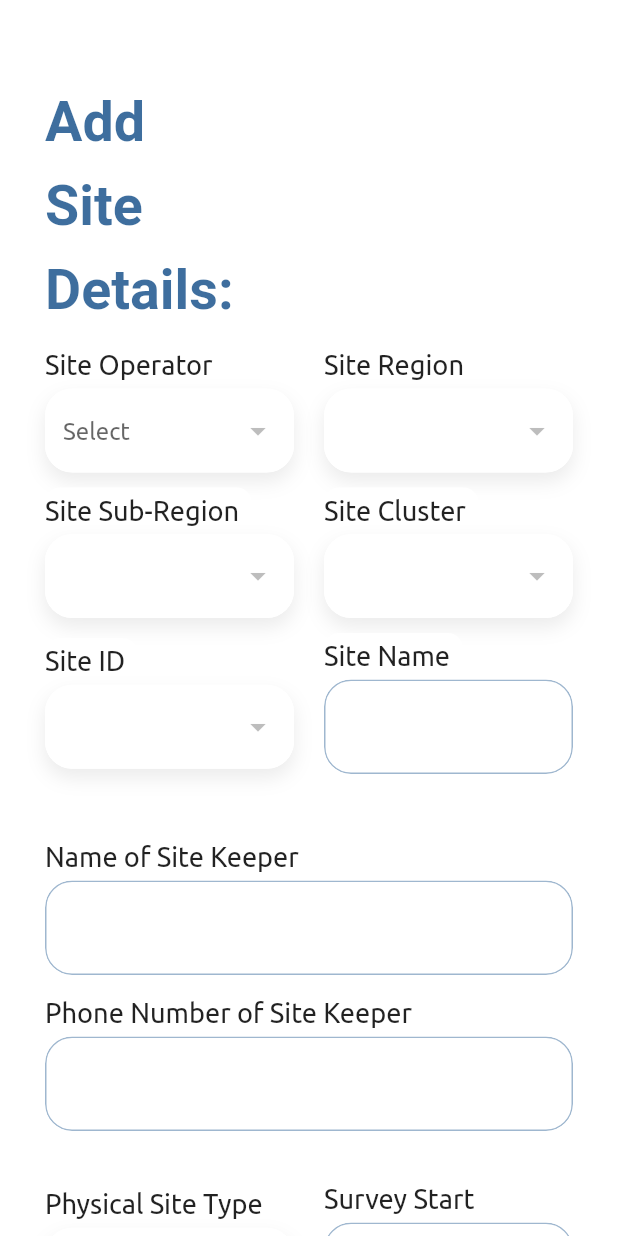
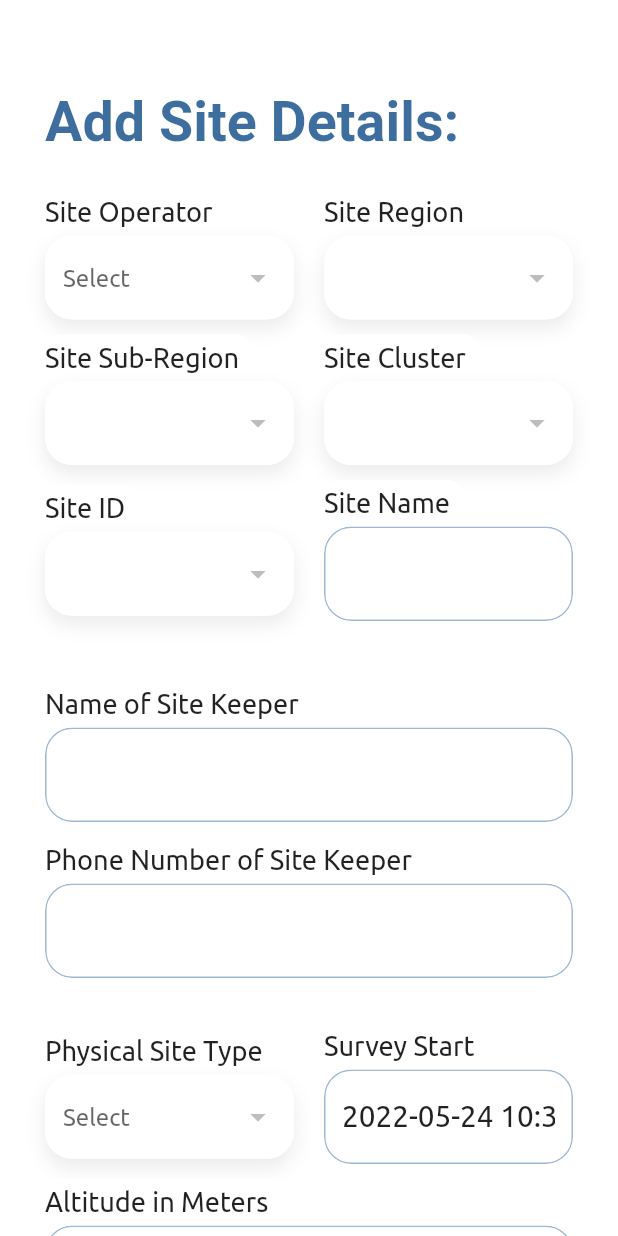
Before and after one commit to tauqeerkhattak/site_audit, a Flutter app: the screen it shows after launch, swiped to page 3, on a phone screen of 412 x 824 dp. Run offline on Flutter 3.47's test engine with Material 2 defaults, Android fonts, the phone set to English and light mode, and no system bars; our stand-ins replace connectivity_plus, equatable, get, get_storage, image_picker, location and 1 more; missing offline and left inert: encrypt; network calls fail; Roboto replaces fonts that are missing (NanumMyeongjo); project files that could hold a hidden picture were left out.

Commit message:
create altitude meters field & set page title in one line..

```diff
--- a/lib/controllers/auth_controller.dart
+++ b/lib/controllers/auth_controller.dart
@@ -45,6 +45,7 @@ class AuthController extends GetxController {
   TextEditingController siteKeeper = TextEditingController();
   TextEditingController siteKeeperPhone = TextEditingController();
   TextEditingController surveyStart = TextEditingController();
+  TextEditingController altitude = TextEditingController();
   TextEditingController longitude = TextEditingController();
   TextEditingController latitude = TextEditingController();
   TextEditingController temperature = TextEditingController();
--- a/lib/screens/auth/site_detail.dart
+++ b/lib/screens/auth/site_detail.dart
@@ -7,6 +7,7 @@ import 'package:image_picker/image_picker.dart';
 import 'package:site_audit/controllers/auth_controller.dart';
 import 'package:site_audit/utils/constants.dart';
 import 'package:site_audit/utils/size_config.dart';
+import 'package:site_audit/utils/widget_utils.dart';
 import 'package:site_audit/widgets/input_field.dart';
 import 'package:site_audit/widgets/rounded_button.dart';
 
@@ -33,20 +34,31 @@ class _SiteDetailState extends State<SiteDetail> {
     //TODO: Comment this
     // setData();
     ThemeData _theme = Theme.of(context);
-    return SingleChildScrollView(
-      padding: EdgeInsets.only(left: 30, right: 30, top: 50, bottom: 30),
+    return Column(
+      crossAxisAlignment: CrossAxisAlignment.stretch,
+      children: [
+        Padding(
+          padding: const EdgeInsets.only(top: 50.0, left: 30),
+          child: Text(
+            'Add Site Details:',
+            style: _theme.textTheme.headline4,
+          ),
+        ),
+
+        Flexible(
+          child: SingleChildScrollView(
+            padding: EdgeInsets.only(left: 30, right: 30, top: 20, bottom: 30),
+            physics: BouncingScrollPhysics(),
             child: Form(
               key: widget.controller.key,
               child: Column(
                 crossAxisAlignment: CrossAxisAlignment.stretch,
                 children: [
-            Text(
-              'Add\nSite\nDetails:',
-              style: _theme.textTheme.headline4,
-            ),
-            SizedBox(
-              height: 10,
-            ),
+                  // Text(
+                  //   'Add Site Details:',
+                  //   style: _theme.textTheme.headline4,
+                  // ),
+                  // WidgetUtils.spaceVrt10,
                   Obx(
                     () => Row(
                       children: [
@@ -68,9 +80,7 @@ class _SiteDetailState extends State<SiteDetail> {
                       ],
                     ),
                   ),
-            SizedBox(
-              height: 10,
-            ),
+                  WidgetUtils.spaceVrt10,
                   Obx(
                     () => Row(
                       children: [
@@ -92,9 +102,7 @@ class _SiteDetailState extends State<SiteDetail> {
                       ],
                     ),
                   ),
-            SizedBox(
-              height: 10,
-            ),
+                  WidgetUtils.spaceVrt10,
                   Obx(
                     () => Row(
                       children: [
@@ -104,9 +112,7 @@ class _SiteDetailState extends State<SiteDetail> {
                             widget.controller.siteIDs,
                           ),
                         ),
-                  SizedBox(
-                    width: 20,
-                  ),
+                        WidgetUtils.spaceHrz20,
                         Expanded(
                           child: input(
                             'Site Name',
@@ -116,23 +122,17 @@ class _SiteDetailState extends State<SiteDetail> {
                       ],
                     ),
                   ),
-            SizedBox(
-              height: 40,
-            ),
+                  WidgetUtils.spaceVrt40,
                   input(
                     'Name of Site Keeper',
                     textController: widget.controller.siteKeeper,
                   ),
-            SizedBox(
-              height: 10,
-            ),
+                  WidgetUtils.spaceVrt10,
                   input(
                     'Phone Number of Site Keeper',
                     textController: widget.controller.siteKeeperPhone,
                   ),
-            SizedBox(
-              height: 30,
-            ),
+                  WidgetUtils.spaceVrt30,
                   Row(
                     children: [
                       Expanded(
@@ -145,9 +145,7 @@ class _SiteDetailState extends State<SiteDetail> {
                           },
                         ),
                       ),
-                SizedBox(
-                  width: 20,
-                ),
+                      WidgetUtils.spaceHrz20,
                       Expanded(
                         child: input(
                           'Survey Start',
@@ -157,9 +155,13 @@ class _SiteDetailState extends State<SiteDetail> {
                       ),
                     ],
                   ),
-            SizedBox(
-              height: 10,
+                    WidgetUtils.spaceVrt10,
+                  // ALTITUDE IN METERS FIELD
+                  input(
+                    'Altitude in Meters',
+                    textController: widget.controller.altitude,
                   ),
+                  WidgetUtils.spaceVrt10,
                   Row(
                     children: [
                       Expanded(
@@ -168,9 +170,7 @@ class _SiteDetailState extends State<SiteDetail> {
                           textController: widget.controller.longitude,
                         ),
                       ),
-                SizedBox(
-                  width: 20,
-                ),
+                      WidgetUtils.spaceHrz20,
                       Expanded(
                         child: input(
                           'Latitude',
@@ -179,9 +179,7 @@ class _SiteDetailState extends State<SiteDetail> {
                       ),
                     ],
                   ),
-            SizedBox(
-              height: 10,
-            ),
+                  WidgetUtils.spaceVrt10,
                   Row(
                     children: [
                       Expanded(
@@ -194,9 +192,7 @@ class _SiteDetailState extends State<SiteDetail> {
                           },
                         ),
                       ),
-                SizedBox(
-                  width: 20,
-                ),
+                      WidgetUtils.spaceHrz20,
                       Expanded(
                         child: input(
                           'Temperature',
@@ -205,13 +201,9 @@ class _SiteDetailState extends State<SiteDetail> {
                       ),
                     ],
                   ),
-            SizedBox(
-              height: 10,
-            ),
+                  WidgetUtils.spaceVrt10,
                   imageInput('Site Photo from main entrance'),
-            SizedBox(
-              height: 20,
-            ),
+                  WidgetUtils.spaceVrt20,
                   Obx(
                     () => RoundedButton(
                       text: 'Submit',
@@ -223,12 +215,13 @@ class _SiteDetailState extends State<SiteDetail> {
                       width: widget.controller.loading() ? 100 : Get.width,
                     ),
                   ),
-            SizedBox(
-              height: 10,
-            ),
+                  WidgetUtils.spaceVrt10,
                 ],
               ),
             ),
+          ),
+        ),
+      ],
     );
   }
 
@@ -368,7 +361,7 @@ class _SiteDetailState extends State<SiteDetail> {
             isDense: true,
             validator: (String? value) =>
                 widget.controller.stringValidator(value),
-            decoration: Constants.decoration(
+            decoration: WidgetUtils.decoration(
               hint: items.isEmpty ? 'Select' : null,
             ),
             items: items.map<DropdownMenuItem<String>>((String? value) {
@@ -436,7 +429,7 @@ class _SiteDetailState extends State<SiteDetail> {
             },
             isDense: true,
             validator: (value) => widget.controller.dynamicValidator(value),
-            decoration: Constants.decoration(hint: 'Select'),
+            decoration: WidgetUtils.decoration(hint: 'Select'),
             value: widget.controller.currentOperator.value,
             // value: controller.currentOperator.value,
             items: items.map<DropdownMenuItem<Datum?>>((Datum? value) {
@@ -506,7 +499,7 @@ class _SiteDetailState extends State<SiteDetail> {
             isDense: true,
             value: widget.controller.currentRegion.value,
             validator: (value) => widget.controller.dynamicValidator(value),
-            decoration: Constants.decoration(
+            decoration: WidgetUtils.decoration(
               hint: widget.controller.regions.isEmpty ? null : 'Select',
             ),
             items: items.map<DropdownMenuItem<Region>>((Region value) {
@@ -569,7 +562,7 @@ class _SiteDetailState extends State<SiteDetail> {
             value: widget.controller.currentSubRegion.value,
             validator: (SubRegion? region) =>
                 widget.controller.dynamicValidator(region),
-            decoration: Constants.decoration(
+            decoration: WidgetUtils.decoration(
               hint: widget.controller.subRegions.isEmpty ? null : 'Select',
             ),
             items: items.map<DropdownMenuItem<SubRegion>>((SubRegion value) {
@@ -630,7 +623,7 @@ class _SiteDetailState extends State<SiteDetail> {
             isDense: true,
             value: widget.controller.currentCluster.value,
             validator: (cluster) => widget.controller.dynamicValidator(cluster),
-            decoration: Constants.decoration(
+            decoration: WidgetUtils.decoration(
               hint: widget.controller.clusters.isEmpty ? null : 'Select',
             ),
             items: items.map<DropdownMenuItem<ClusterId>>((ClusterId value) {
@@ -693,7 +686,7 @@ class _SiteDetailState extends State<SiteDetail> {
             isDense: true,
             value: widget.controller.currentSite.value,
             validator: (siteId) => widget.controller.dynamicValidator(siteId),
-            decoration: Constants.decoration(
+            decoration: WidgetUtils.decoration(
               hint: widget.controller.siteIDs.isEmpty ? null : 'Select',
             ),
             items: items
--- a/lib/utils/constants.dart
+++ b/lib/utils/constants.dart
@@ -1,32 +1,8 @@
+
 import 'package:flutter/material.dart';
 
 class Constants {
   // static String baseUrl = "eusopht.com";
   static String baseUrl = 'securesiteauditbe01.com';
   static Color primaryColor = Color(0xff0E4A86);
-
-  static InputDecoration decoration({String? hint}) {
-    return InputDecoration(
-      isDense: true,
-      filled: true,
-      hintText: hint,
-      fillColor: Colors.white,
-      focusedErrorBorder: OutlineInputBorder(
-        borderSide: BorderSide.none,
-        gapPadding: 0.0,
-      ),
-      focusedBorder: OutlineInputBorder(
-        borderRadius: BorderRadius.circular(18.0),
-        borderSide: BorderSide(color: Color(0xffBDBDBD).withOpacity(0.5)),
-      ),
-      errorBorder: OutlineInputBorder(
-        borderSide: BorderSide.none,
-        gapPadding: 0.0,
-      ),
-      enabledBorder: OutlineInputBorder(
-        borderRadius: BorderRadius.circular(18.0),
-        borderSide: BorderSide(color: Colors.white),
-      ),
-    );
-  }
 }
--- /dev/null
+++ b/lib/utils/widget_utils.dart
@@ -0,0 +1,34 @@
+import 'package:flutter/material.dart';
+
+class WidgetUtils {
+  static SizedBox spaceVrt10 = SizedBox(height: 10.0,);
+  static SizedBox spaceVrt20 = SizedBox(height: 20.0,);
+  static SizedBox spaceVrt30 = SizedBox(height: 30.0,);
+  static SizedBox spaceVrt40 = SizedBox(height: 40.0,);
+  static SizedBox spaceHrz20 = SizedBox(width: 20.0,);
+
+  static InputDecoration decoration({String? hint}) {
+    return InputDecoration(
+      isDense: true,
+      filled: true,
+      hintText: hint,
+      fillColor: Colors.white,
+      focusedErrorBorder: OutlineInputBorder(
+        borderSide: BorderSide.none,
+        gapPadding: 0.0,
+      ),
+      focusedBorder: OutlineInputBorder(
+        borderRadius: BorderRadius.circular(18.0),
+        borderSide: BorderSide(color: Color(0xffBDBDBD).withOpacity(0.5)),
+      ),
+      errorBorder: OutlineInputBorder(
+        borderSide: BorderSide.none,
+        gapPadding: 0.0,
+      ),
+      enabledBorder: OutlineInputBorder(
+        borderRadius: BorderRadius.circular(18.0),
+        borderSide: BorderSide(color: Colors.white),
+      ),
+    );
+  }
+}
```
Lines whose indentation alone changed are shown as unchanged.
